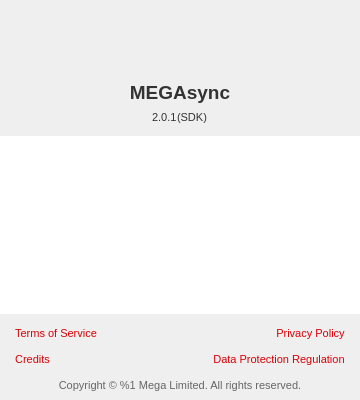
meganz/MEGAsync, file src/MEGASync/gui/win/ChangeLogDialog.ui: the form before one commit.
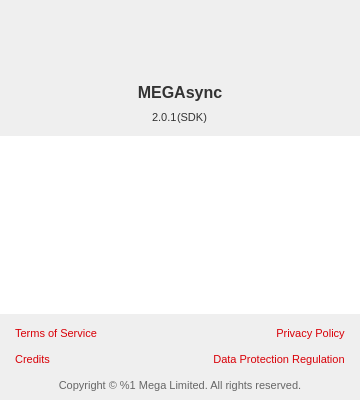
The form after the commit. Icons and pictures are not drawn.

Commit message: Add several UI adjusements to fix artifacts when enforcing QT_SCALE_FACTOR due to zoom settings don't give room for MEGAsync GUI

What changed in the file:
```diff
--- a/src/MEGASync/gui/win/ChangeLogDialog.ui
+++ b/src/MEGASync/gui/win/ChangeLogDialog.ui
@@ -39,7 +39,7 @@
 #lMEGAsync
 {
   font-family: &quot;Helvetica-Bold&quot;;
-  font-size: 14px;
+  font-size: 16px;
   color: #333333;
 }
 #bPolicy, #bTerms, #bAck, #bGDPR
@@ -97,6 +97,12 @@
       </property>
       <item>
        <widget class="QPushButton" name="pushButton">
+        <property name="sizePolicy">
+         <sizepolicy hsizetype="Minimum" vsizetype="Minimum">
+          <horstretch>0</horstretch>
+          <verstretch>0</verstretch>
+         </sizepolicy>
+        </property>
         <property name="focusPolicy">
          <enum>Qt::NoFocus</enum>
         </property>
@@ -139,7 +145,7 @@
       <enum>Qt::StrongFocus</enum>
      </property>
      <property name="text">
-      <string notr="true">&lt;html&gt;&lt;head/&gt;&lt;body&gt;&lt;p&gt;&lt;span style=&quot; font-size:14pt; font-weight:600;&quot;&gt;MEGAsync&lt;/span&gt;&lt;/p&gt;&lt;/body&gt;&lt;/html&gt;</string>
+      <string notr="true">&lt;html&gt;&lt;head/&gt;&lt;body&gt;&lt;p&gt;&lt;span style=&quot;font-weight:600;&quot;&gt;MEGAsync&lt;/span&gt;&lt;/p&gt;&lt;/body&gt;&lt;/html&gt;</string>
      </property>
      <property name="alignment">
       <set>Qt::AlignCenter</set>
```
The commit also changes 17 other files.
